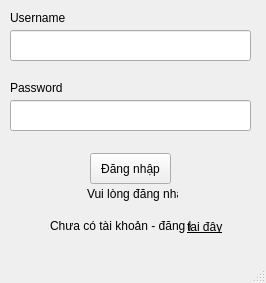
Above: Buổi 5/pyqt_ui.ui from MaiNgocChau9/Python-App-A- before the change. Below: the same form after it.
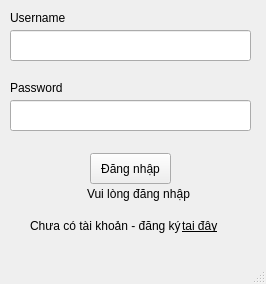
That is the form after the change.

The edit to the form file:
```diff
--- a/Buổi 5/pyqt_ui.ui
+++ b/Buổi 5/pyqt_ui.ui
@@ -7,7 +7,7 @@
     <x>0</x>
     <y>0</y>
     <width>266</width>
-    <height>283</height>
+    <height>284</height>
    </rect>
   </property>
   <property name="windowTitle">
@@ -76,9 +76,9 @@
    <widget class="QLabel" name="label_3">
     <property name="geometry">
      <rect>
-      <x>50</x>
+      <x>30</x>
       <y>218</y>
-      <width>141</width>
+      <width>161</width>
       <height>16</height>
      </rect>
     </property>
@@ -89,8 +89,8 @@
    <widget class="QLabel" name="label_4">
     <property name="geometry">
      <rect>
-      <x>187</x>
-      <y>220</y>
+      <x>182</x>
+      <y>219</y>
       <width>47</width>
       <height>13</height>
      </rect>
@@ -109,7 +109,7 @@
      <rect>
       <x>87</x>
       <y>186</y>
-      <width>91</width>
+      <width>131</width>
       <height>16</height>
      </rect>
     </property>
```
